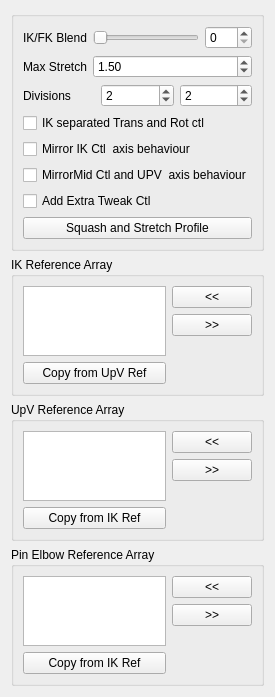
This is scripts/mgear/shifter_epic_components/EPIC_arm_01/settingsUI.ui in mgear-dev/shifter_epic_components as Qt 5 draws it before an edit. The edited form follows.
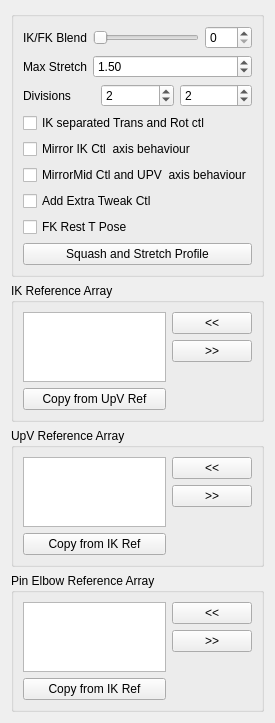
This is the edited form.

Commit message: Option to set the FK controls reset pose to T pose. Closes #9

What changed in the file:
```diff
--- a/scripts/mgear/shifter_epic_components/EPIC_arm_01/settingsUI.ui
+++ b/scripts/mgear/shifter_epic_components/EPIC_arm_01/settingsUI.ui
@@ -7,7 +7,7 @@
     <x>0</x>
     <y>0</y>
     <width>242</width>
-    <height>676</height>
+    <height>699</height>
    </rect>
   </property>
   <property name="windowTitle">
@@ -178,6 +178,22 @@
           </property>
          </widget>
         </item>
+        <item>
+         <widget class="QCheckBox" name="TPoseRest_checkBox">
+          <property name="toolTip">
+           <string extracomment="This option set the axis of the mid CTL (elbow) and the up vector control to move in a mirror behaviour ">&lt;html&gt;&lt;head/&gt;&lt;body&gt;&lt;p&gt;If checked, the Rest pose for  FK controls will be in T Pose&lt;/p&gt;&lt;/body&gt;&lt;/html&gt;</string>
+          </property>
+          <property name="statusTip">
+           <string extracomment="This option set the axis of the mid CTL (elbow) and the up vector control to move in a mirror behaviour ">This option set the axis of the mid CTL (elbow) and the up vector control to move in a mirror behaviour </string>
+          </property>
+          <property name="whatsThis">
+           <string>This option set the axis of the mid CTL (elbow) and the up vector control to move in a mirror behaviour </string>
+          </property>
+          <property name="text">
+           <string>FK Rest T Pose</string>
+          </property>
+         </widget>
+        </item>
         <item>
          <layout class="QHBoxLayout" name="horizontalLayout_2">
           <item>
```
The commit also changes 7 other files.
